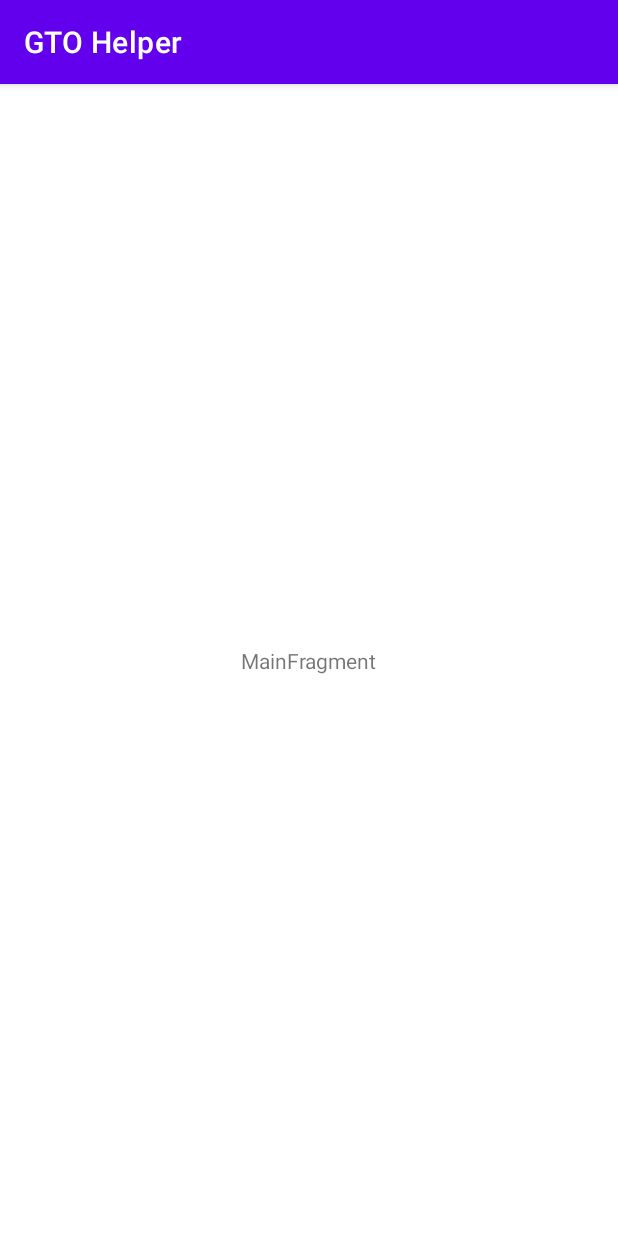
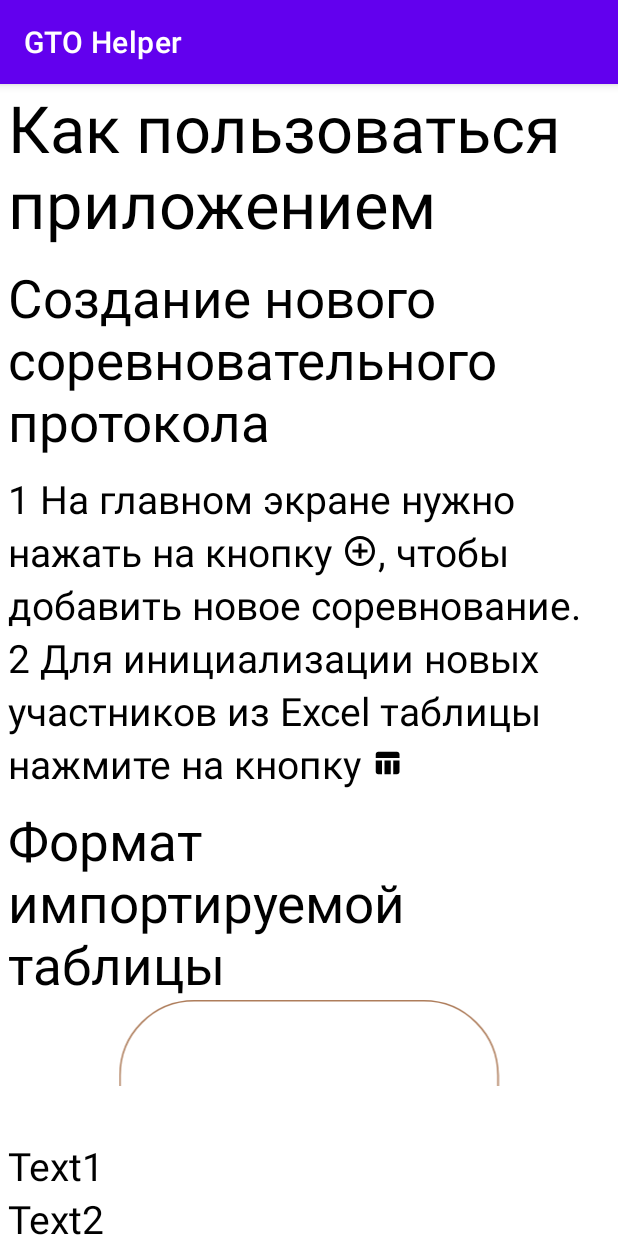
Before and after one commit to lastmart/GTOHelper, an Android app: the screen it shows after launch (MainActivity), on a phone screen of 412 x 824 dp. Run offline under Robolectric (Android 15) with nearby library versions, the phone set to English and light mode, and no system bars.

Commit message:
Create AppInfoFragment

```diff
--- a/app/build.gradle.kts
+++ b/app/build.gradle.kts
@@ -43,6 +43,7 @@ dependencies {
     implementation("androidx.constraintlayout:constraintlayout:2.1.4")
     implementation("androidx.lifecycle:lifecycle-livedata-ktx:2.6.2")
     implementation("androidx.lifecycle:lifecycle-viewmodel-ktx:2.6.2")
+    implementation("androidx.legacy:legacy-support-v4:1.0.0")
     testImplementation("junit:junit:4.13.2")
     androidTestImplementation("androidx.test.ext:junit:1.1.5")
     androidTestImplementation("androidx.test.espresso:espresso-core:3.5.1")
--- /dev/null
+++ b/app/src/main/java/com/gtohelper/presentation/ui/app_info/AppInfoFragment.kt
@@ -0,0 +1,32 @@
+package com.gtohelper.presentation.ui.app_info
+
+import androidx.lifecycle.ViewModelProvider
+import android.os.Bundle
+import androidx.fragment.app.Fragment
+import android.view.LayoutInflater
+import android.view.View
+import android.view.ViewGroup
+import com.gtohelper.R
+
+class AppInfoFragment : Fragment() {
+
+    companion object {
+        fun newInstance() = AppInfoFragment()
+    }
+
+    private lateinit var viewModel: AppInfoViewModel
+
+    override fun onCreateView(
+        inflater: LayoutInflater, container: ViewGroup?,
+        savedInstanceState: Bundle?
+    ): View? {
+        return inflater.inflate(R.layout.fragment_app_info, container, false)
+    }
+
+    override fun onActivityCreated(savedInstanceState: Bundle?) {
+        super.onActivityCreated(savedInstanceState)
+        viewModel = ViewModelProvider(this).get(AppInfoViewModel::class.java)
+        // TODO: Use the ViewModel
+    }
+
+}
--- /dev/null
+++ b/app/src/main/java/com/gtohelper/presentation/ui/app_info/AppInfoViewModel.kt
@@ -0,0 +1,7 @@
+package com.gtohelper.presentation.ui.app_info
+
+import androidx.lifecycle.ViewModel
+
+class AppInfoViewModel : ViewModel() {
+    // TODO: Implement the ViewModel
+}
--- a/app/src/main/java/com/gtohelper/presentation/ui/main/MainActivity.kt
+++ b/app/src/main/java/com/gtohelper/presentation/ui/main/MainActivity.kt
@@ -3,6 +3,7 @@ package com.gtohelper.presentation.ui.main
 import android.os.Bundle
 import androidx.appcompat.app.AppCompatActivity
 import com.gtohelper.R
+import com.gtohelper.presentation.ui.app_info.AppInfoFragment
 
 class MainActivity : AppCompatActivity() {
 
@@ -12,7 +13,11 @@ class MainActivity : AppCompatActivity() {
 
         if (savedInstanceState == null) {
             supportFragmentManager.beginTransaction()
-                .replace(R.id.container, MainFragment.newInstance())
+                .replace(
+                    R.id.container,
+                    //MainFragment.newInstance()
+                    AppInfoFragment.newInstance()
+                )
                 .commitNow()
         }
     }
--- /dev/null
+++ b/app/src/main/res/drawable/add_icon.xml
@@ -0,0 +1,5 @@
+<vector android:height="24dp" android:tint="#000000"
+    android:viewportHeight="24" android:viewportWidth="24"
+    android:width="24dp" xmlns:android="http://schemas.android.com/apk/res/android">
+    <path android:fillColor="@android:color/white" android:pathData="M13,7h-2v4L7,11v2h4v4h2v-4h4v-2h-4L13,7zM12,2C6.48,2 2,6.48 2,12s4.48,10 10,10 10,-4.48 10,-10S17.52,2 12,2zM12,20c-4.41,0 -8,-3.59 -8,-8s3.59,-8 8,-8 8,3.59 8,8 -3.59,8 -8,8z"/>
+</vector>
--- /dev/null
+++ b/app/src/main/res/drawable/example_image.xml
@@ -0,0 +1,11 @@
+<vector xmlns:android="http://schemas.android.com/apk/res/android"
+    android:width="254dp"
+    android:height="57dp"
+    android:viewportWidth="254"
+    android:viewportHeight="57">
+    <path
+        android:fillColor="#ffffff"
+        android:pathData="M50.5,0.5L203.5,0.5A49.5,49.5 0,0 1,253 50L253,94A49.5,49.5 0,0 1,203.5 143.5L50.5,143.5A49.5,49.5 0,0 1,1 94L1,50A49.5,49.5 0,0 1,50.5 0.5z"
+        android:strokeWidth="1"
+        android:strokeColor="#AE7D5B" />
+</vector>
--- /dev/null
+++ b/app/src/main/res/drawable/table_icon.xml
@@ -0,0 +1,5 @@
+<vector android:height="20dp" android:tint="#000000"
+    android:viewportHeight="24" android:viewportWidth="24"
+    android:width="20dp" xmlns:android="http://schemas.android.com/apk/res/android">
+    <path android:fillColor="@android:color/white" android:pathData="M10,10.02h5L15,21h-5zM17,21h3c1.1,0 2,-0.9 2,-2v-9h-5v11zM20,3L5,3c-1.1,0 -2,0.9 -2,2v3h19L22,5c0,-1.1 -0.9,-2 -2,-2zM3,19c0,1.1 0.9,2 2,2h3L8,10L3,10v9z"/>
+</vector>
--- /dev/null
+++ b/app/src/main/res/layout/fragment_app_info.xml
@@ -0,0 +1,176 @@
+<?xml version="1.0" encoding="utf-8"?>
+<ScrollView xmlns:android="http://schemas.android.com/apk/res/android"
+    xmlns:tools="http://schemas.android.com/tools"
+    android:layout_width="match_parent"
+    android:layout_height="match_parent"
+    android:layout_marginHorizontal="5dp"
+    tools:context=".presentation.ui.app_info.AppInfoFragment">
+
+    <LinearLayout
+        android:layout_width="match_parent"
+        android:layout_height="wrap_content"
+        android:orientation="vertical">
+
+        <TextView
+            android:layout_width="match_parent"
+            android:layout_height="wrap_content"
+            android:text="Как пользоваться приложением"
+            android:textColor="@color/black"
+            android:textSize="43dp" />
+
+        <TextView
+            android:layout_width="match_parent"
+            android:layout_height="wrap_content"
+            android:layout_marginTop="10dp"
+            android:text="Создание нового соревновательного протокола"
+            android:textColor="@color/black"
+            android:textSize="35dp" />
+
+        <TextView
+            android:layout_width="match_parent"
+            android:layout_height="wrap_content"
+            android:layout_marginTop="10dp"
+            android:text="1 На главном экране нужно "
+            android:textColor="@color/black"
+            android:textSize="26dp" />
+
+        <LinearLayout
+            android:layout_width="wrap_content"
+            android:layout_height="wrap_content"
+            android:orientation="horizontal">
+
+            <TextView
+                android:layout_width="match_parent"
+                android:layout_height="wrap_content"
+                android:text="нажать на кнопку "
+                android:textColor="@color/black"
+                android:textSize="26dp" />
+
+            <ImageView
+                android:layout_width="wrap_content"
+                android:layout_height="wrap_content"
+                android:layout_gravity="center"
+                android:src="@drawable/add_icon" />
+
+            <TextView
+                android:layout_width="match_parent"
+                android:layout_height="wrap_content"
+                android:text=", чтобы"
+                android:textColor="@color/black"
+                android:textSize="26dp" />
+
+        </LinearLayout>
+
+
+        <TextView
+            android:layout_width="match_parent"
+            android:layout_height="wrap_content"
+            android:text="добавить новое соревнование."
+            android:textColor="@color/black"
+            android:textSize="26dp" />
+
+
+        <TextView
+            android:layout_width="match_parent"
+            android:layout_height="wrap_content"
+            android:text="2 Для инициализации новых "
+            android:textColor="@color/black"
+            android:textSize="26dp" />
+
+
+        <TextView
+            android:layout_width="match_parent"
+            android:layout_height="wrap_content"
+            android:text="участников из Excel таблицы "
+            android:textColor="@color/black"
+            android:textSize="26dp" />
+
+        <LinearLayout
+            android:layout_width="wrap_content"
+            android:layout_height="wrap_content"
+            android:orientation="horizontal">
+
+            <TextView
+                android:layout_width="match_parent"
+                android:layout_height="wrap_content"
+                android:text="нажмите на кнопку "
+                android:textColor="@color/black"
+                android:textSize="26dp" />
+
+            <ImageView
+                android:layout_width="wrap_content"
+                android:layout_height="wrap_content"
+                android:layout_gravity="center"
+                android:src="@drawable/table_icon" />
+
+        </LinearLayout>
+
+
+        <TextView
+            android:layout_width="match_parent"
+            android:layout_height="wrap_content"
+            android:layout_marginTop="10dp"
+            android:text="Формат импортируемой таблицы"
+            android:textColor="@color/black"
+            android:textSize="35dp" />
+
+        <ImageView
+            android:layout_width="match_parent"
+            android:layout_height="match_parent"
+            android:scaleType="fitCenter"
+            android:src="@drawable/example_image" />
+
+        <TextView
+            android:layout_width="match_parent"
+            android:layout_height="wrap_content"
+            android:text=""
+            android:textColor="@color/black"
+            android:textSize="26dp" />
+
+        <TextView
+            android:layout_width="match_parent"
+            android:layout_height="wrap_content"
+            android:text="Text1"
+            android:textColor="@color/black"
+            android:textSize="26dp" />
+
+        <TextView
+            android:layout_width="match_parent"
+            android:layout_height="wrap_content"
+            android:text="Text2"
+            android:textColor="@color/black"
+            android:textSize="26dp" />
+
+        <TextView
+            android:layout_width="match_parent"
+            android:layout_height="wrap_content"
+            android:text="Text3"
+            android:textColor="@color/black"
+            android:textSize="26dp" />
+
+        <TextView
+            android:layout_width="match_parent"
+            android:layout_height="wrap_content"
+            android:text="Text4"
+            android:textColor="@color/black"
+            android:textSize="26dp" />
+
+        <TextView
+            android:layout_width="match_parent"
+            android:layout_height="wrap_content"
+            android:text="Text5"
+            android:textColor="@color/black"
+            android:textSize="26dp" />
+
+        <TextView
+            android:layout_width="match_parent"
+            android:layout_height="wrap_content"
+            android:text="Text6"
+            android:textColor="@color/black"
+            android:textSize="26dp" />
+
+
+    </LinearLayout>
+
+
+</ScrollView>
```
